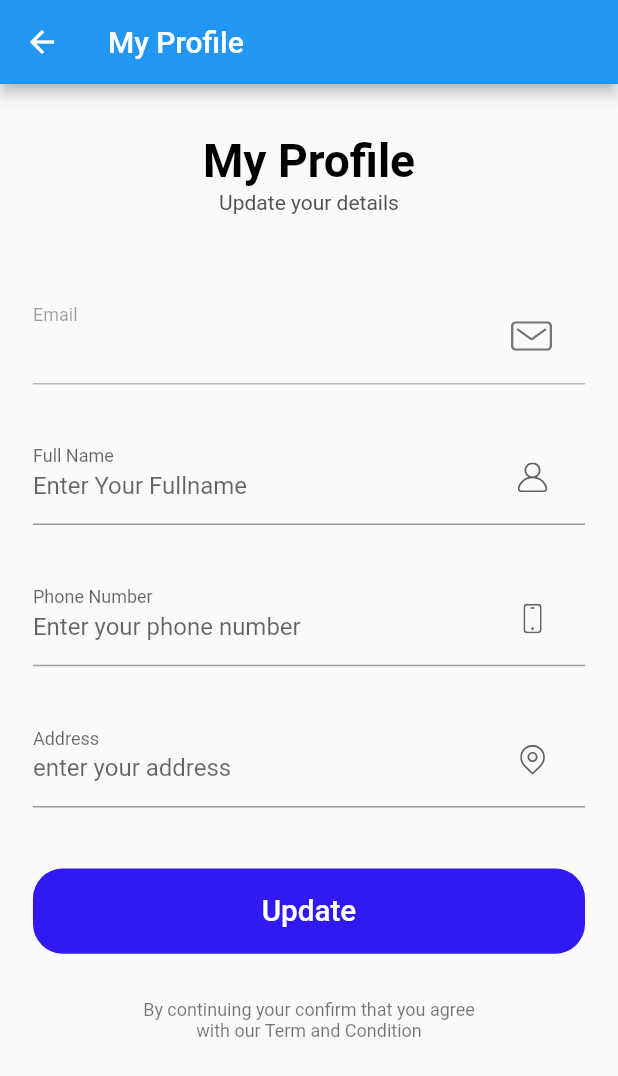
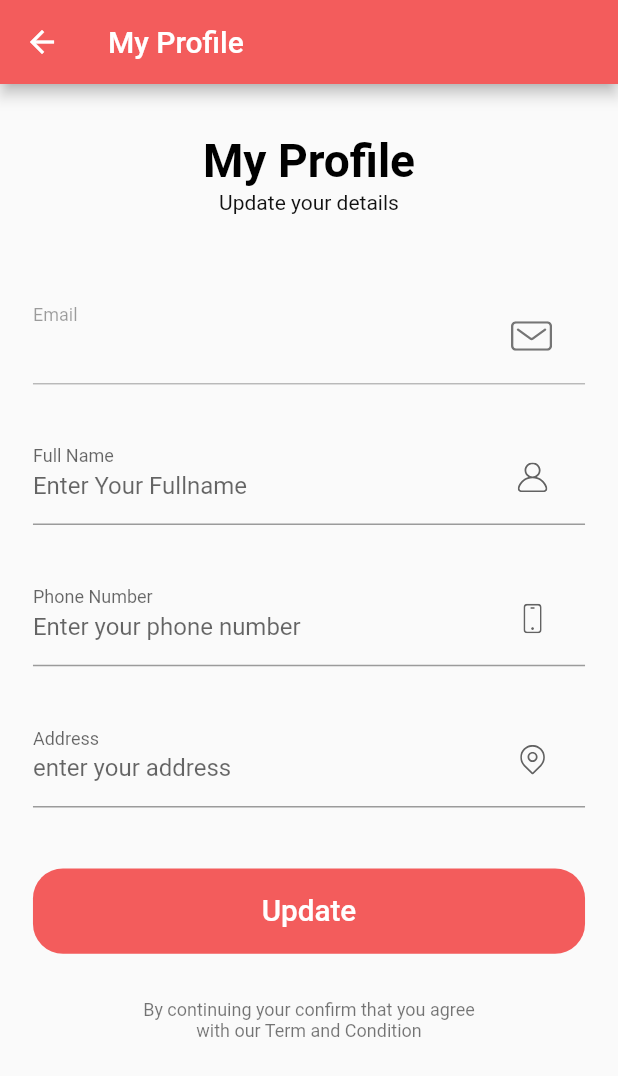
Before and after one commit to LeNguyenGiaBao/strarry_flutter, a Flutter app: the MyProfile screen opened by its route, after a tap on "My Account", on a phone screen of 412 x 824 dp. Shown: the top 1076 px of the screen. Run offline on Flutter 3.47's test engine with Material 2 defaults, Android fonts, the phone set to English and light mode, and no system bars; our stand-ins replace flutter_svg, get, webview_flutter; missing offline and left inert: dart:ffi; network calls fail; project files that could hold a hidden picture were left out.

Commit message:
change color theme

```diff
--- a/lib/constants.dart
+++ b/lib/constants.dart
@@ -3,12 +3,12 @@ import 'package:strarry_flutter/size_config.dart';
 
 // const backend = 'http://192.168.1.10:8000/';
 const backend = 'http://10.0.2.2:8000/';
-const kTextColor = Color(0xFF535353);
-const kTextLightColor = Color(0xFFACACAC);
+const kTextColor = Color.fromARGB(255, 17, 17, 17);
+const kTextLightColor = Color.fromARGB(255, 82, 80, 80);
 
 const kDefaultPaddin = 20.0;
 
-const kPrimaryColor = Color.fromARGB(255, 48, 26, 241);
+const kPrimaryColor = Color.fromARGB(255, 243, 92, 92);
 const kPrimaryLightColor = Color(0xFFFFECDF);
 const kPrimaryGradientColor = LinearGradient(
   begin: Alignment.topLeft,
--- a/lib/screens/cart/cart_screen.dart
+++ b/lib/screens/cart/cart_screen.dart
@@ -38,6 +38,7 @@ class CartScreen extends StatelessWidget {
           ),
         ],
       ),
+      backgroundColor: Color.fromARGB(255, 243, 92, 92),
     );
   }
 }
--- a/lib/screens/checkout/checkout_screen.dart
+++ b/lib/screens/checkout/checkout_screen.dart
@@ -138,6 +138,7 @@ class CheckoutScreen extends StatelessWidget {
           ),
         ],
       ),
+      backgroundColor: Color.fromARGB(255, 243, 92, 92),
     );
   }
 }
--- a/lib/screens/complete_profile/complete_profile_screen.dart
+++ b/lib/screens/complete_profile/complete_profile_screen.dart
@@ -11,6 +11,7 @@ class CompleteProfileScreen extends StatelessWidget {
     return Scaffold(
       appBar: AppBar(
         title: const Text('My Profile'),
+        backgroundColor: Color.fromARGB(255, 243, 92, 92),
       ),
       body: const Body(),
     );
--- a/lib/screens/order_confirmation/order_confirmation_screen.dart
+++ b/lib/screens/order_confirmation/order_confirmation_screen.dart
@@ -35,13 +35,15 @@ class OrderConfirmation extends StatelessWidget {
             "Order Confirmation",
             style: TextStyle(color: Colors.black),
           ),
-          Text("",
+          Text(
+            "",
             // "${5} items",
             // "5 items",
             style: Theme.of(context).textTheme.caption,
           ),
         ],
       ),
+      backgroundColor: Color.fromARGB(255, 243, 92, 92),
     );
   }
 }
--- a/lib/screens/payment/paypal_payment.dart
+++ b/lib/screens/payment/paypal_payment.dart
@@ -24,6 +24,7 @@ class PaypalPayment extends StatelessWidget {
           },
           child: const Icon(Icons.arrow_back_ios),
         ),
+        backgroundColor: Color.fromARGB(255, 243, 92, 92),
       ),
       body: WebView(
         initialUrl:
--- a/lib/screens/profile/components/profile_menu.dart
+++ b/lib/screens/profile/components/profile_menu.dart
@@ -20,7 +20,7 @@ class ProfileMenu extends StatelessWidget {
       padding: const EdgeInsets.symmetric(horizontal: 20, vertical: 10),
       child: TextButton(
         style: TextButton.styleFrom(
-          primary: kPrimaryColor,
+          primary: kTextColor,
           padding: const EdgeInsets.all(20),
           shape:
               RoundedRectangleBorder(borderRadius: BorderRadius.circular(15)),
--- a/lib/screens/profile/profile_screen.dart
+++ b/lib/screens/profile/profile_screen.dart
@@ -9,7 +9,13 @@ class MyProfile extends StatelessWidget {
   Widget build(BuildContext context) {
     return Scaffold(
       appBar: AppBar(
-        title: const Text("Profile"),
+        title: const Text(
+          "Profile",
+          style: TextStyle(
+            color: Color.fromARGB(255, 30, 31, 31),
+          ),
+        ),
+        backgroundColor: Color.fromARGB(255, 243, 92, 92),
       ),
       body: const Body(),
     );
--- a/lib/screens/sign_in/sign_in_screen.dart
+++ b/lib/screens/sign_in/sign_in_screen.dart
@@ -12,6 +12,7 @@ class SignInScreen extends StatelessWidget {
     return Scaffold(
       appBar: AppBar(
         title: const Text("Sign In"),
+        backgroundColor: Color.fromARGB(255, 243, 92, 92),
       ),
       body: const Body(),
     );
--- a/lib/screens/sign_up/sign_up_screen.dart
+++ b/lib/screens/sign_up/sign_up_screen.dart
@@ -11,6 +11,7 @@ class SignUpScreen extends StatelessWidget {
     return Scaffold(
       appBar: AppBar(
         title: const Text("Sign Up"),
+        backgroundColor: Color.fromARGB(255, 243, 92, 92),
       ),
       body: const Body(),
     );
```
